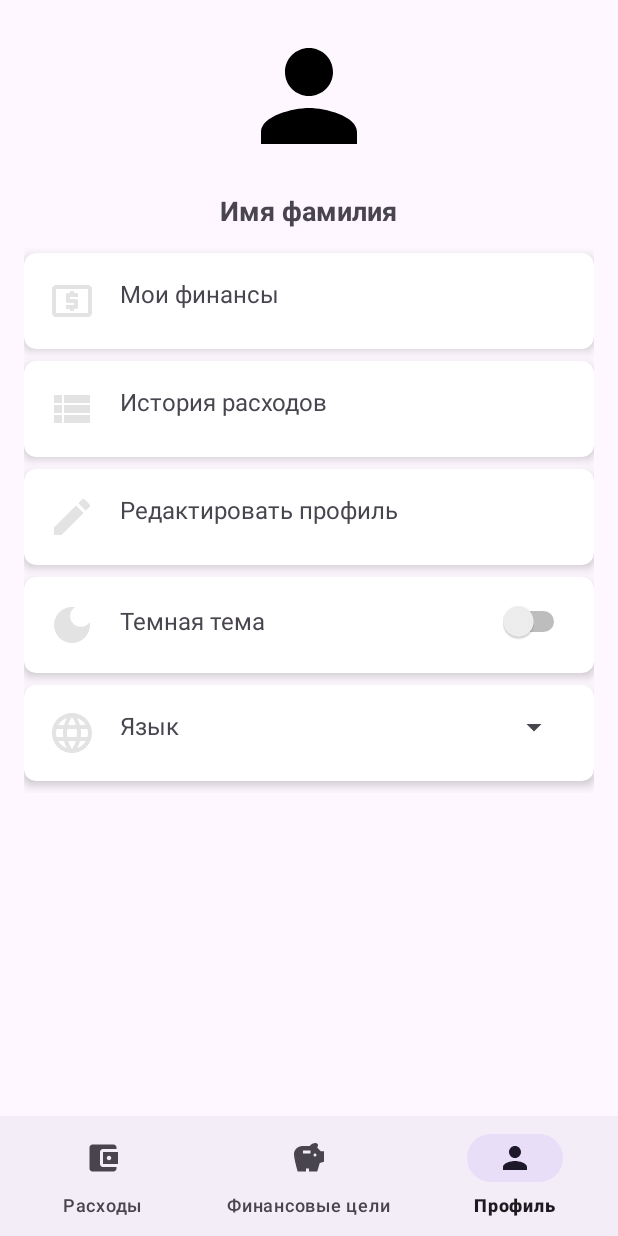
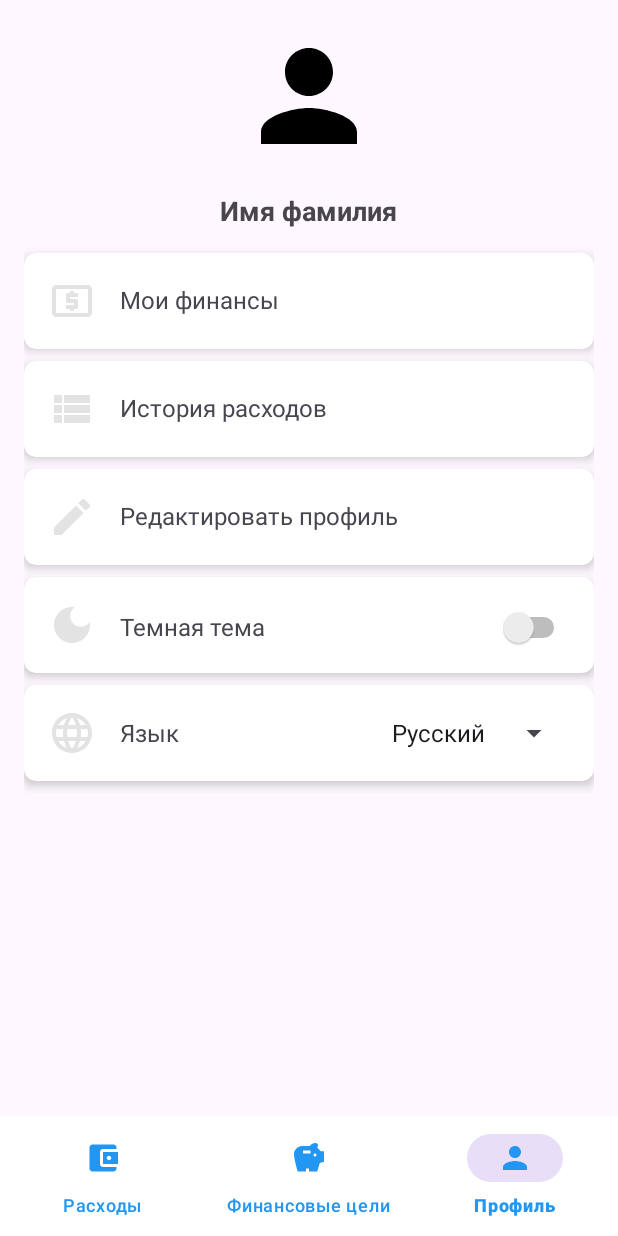
Before and after one commit to AliyaKad/t-bank, an Android app built with Jetpack Compose: the ProfileFragment screen opened through its navigation route, on a phone screen of 412 x 824 dp. Run offline under Robolectric (Android 15) with nearby library versions, the phone set to English and light mode, and no system bars; our stand-ins replace Dagger/Hilt's generated code, navigation-ui; network calls fail.

Commit message:
сделано изменение языка и темы

```diff
--- a/app/src/main/java/com/example/t_bank/presentation/ui/ProfileFragment.kt
+++ b/app/src/main/java/com/example/t_bank/presentation/ui/ProfileFragment.kt
@@ -5,10 +5,13 @@ import android.os.Bundle
 import android.view.LayoutInflater
 import android.view.View
 import android.view.ViewGroup
+import android.widget.AdapterView
+import android.widget.ArrayAdapter
 import androidx.fragment.app.Fragment
 import androidx.navigation.fragment.findNavController
 import com.example.t_bank.R
 import com.example.t_bank.databinding.FragmentProfileBinding
+import java.util.Locale
 
 class ProfileFragment : Fragment() {
 
@@ -28,7 +31,9 @@ class ProfileFragment : Fragment() {
         val isDarkTheme = loadTheme()
         binding.switchDarkTheme.isChecked = isDarkTheme
 
+        setAppLocale(getCurrentLanguage())
         setupClickListeners()
+        setupLanguageSpinner()
     }
 
     override fun onDestroyView() {
@@ -73,4 +78,51 @@ class ProfileFragment : Fragment() {
         saveTheme(themeResId == R.style.Theme_Tbank_Dark)
         activity?.recreate()
     }
+
+    private fun setAppLocale(language: String) {
+        val locale = Locale(language)
+        Locale.setDefault(locale)
+        val config = resources.configuration
+        config.setLocale(locale)
+        resources.updateConfiguration(config, resources.displayMetrics)
+    }
+
+    private fun saveLanguage(lang: String) {
+        val sharedPreferences = requireActivity().getSharedPreferences("app_preferences", Context.MODE_PRIVATE)
+        sharedPreferences.edit().putString("app_language", lang).apply()
+    }
+
+    private fun getCurrentLanguage(): String {
+        val sharedPreferences = requireActivity().getSharedPreferences("app_preferences", Context.MODE_PRIVATE)
+        return sharedPreferences.getString("app_language", "ru")!!
+    }
+
+    private fun setupLanguageSpinner() {
+        val languages = listOf(getString(R.string.russian), getString(R.string.english))
+        val adapter = ArrayAdapter(requireContext(), android.R.layout.simple_spinner_item, languages).apply {
+            setDropDownViewResource(android.R.layout.simple_spinner_dropdown_item)
+        }
+
+        binding.spinnerLanguage.adapter = adapter
+        val currentLang = getCurrentLanguage()
+        val position = when (currentLang) {
+            "ru" -> 0
+            "en" -> 1
+            else -> 0
+        }
+        binding.spinnerLanguage.setSelection(position)
+
+        binding.spinnerLanguage.onItemSelectedListener = object : AdapterView.OnItemSelectedListener {
+            override fun onItemSelected(parent: AdapterView<*>, view: View?, position: Int, id: Long) {
+                val selectedLang = if (position == 0) "ru" else "en"
+                if (selectedLang != currentLang) {
+                    saveLanguage(selectedLang)
+                    setAppLocale(selectedLang)
+                    requireActivity().recreate()
+                }
+            }
+
+            override fun onNothingSelected(parent: AdapterView<*>) {}
+        }
+    }
 }
--- a/app/src/main/res/layout/activity_main.xml
+++ b/app/src/main/res/layout/activity_main.xml
@@ -21,6 +21,9 @@
         android:layout_width="0dp"
         android:layout_height="wrap_content"
         app:menu="@menu/bottom_nav_menu"
+        android:background="?attr/bottomNavBackground"
+        app:itemIconTint="?attr/bottomNavSelectedItem"
+        app:itemTextColor="?attr/bottomNavUnselectedItem"
         app:layout_constraintBottom_toBottomOf="parent"
         app:layout_constraintStart_toStartOf="parent"
         app:layout_constraintEnd_toEndOf="parent" />
--- a/app/src/main/res/layout/fragment_profile.xml
+++ b/app/src/main/res/layout/fragment_profile.xml
@@ -38,6 +38,7 @@
 
             <androidx.cardview.widget.CardView
                 android:id="@+id/cardMyFinancials"
+                app:cardBackgroundColor="?attr/listItemBackground"
                 android:layout_width="match_parent"
                 android:layout_height="wrap_content"
                 android:layout_marginBottom="8dp"
@@ -57,6 +58,7 @@
 
                     <TextView
                         android:layout_width="0dp"
+                        android:layout_marginTop="4dp"
                         android:layout_height="wrap_content"
                         android:layout_marginStart="16dp"
                         android:layout_weight="1"
@@ -67,6 +69,7 @@
 
             <androidx.cardview.widget.CardView
                 android:id="@+id/cardSpendingHistory"
+                app:cardBackgroundColor="?attr/listItemBackground"
                 android:layout_width="match_parent"
                 android:layout_height="wrap_content"
                 android:layout_marginBottom="8dp"
@@ -88,6 +91,8 @@
                         android:layout_width="0dp"
                         android:layout_height="wrap_content"
                         android:layout_marginStart="16dp"
+                        android:layout_marginTop="4dp"
+
                         android:layout_weight="1"
                         android:text="@string/spending_history"
                         android:textSize="16sp" />
@@ -96,6 +101,7 @@
 
             <androidx.cardview.widget.CardView
                 android:id="@+id/cardChangeProfile"
+                app:cardBackgroundColor="?attr/listItemBackground"
                 android:layout_width="match_parent"
                 android:layout_height="wrap_content"
                 android:layout_marginBottom="8dp"
@@ -117,6 +123,7 @@
                         android:layout_width="0dp"
                         android:layout_height="wrap_content"
                         android:layout_marginStart="16dp"
+                        android:layout_marginTop="4dp"
                         android:layout_weight="1"
                         android:text="@string/change_profile"
                         android:textSize="16sp" />
@@ -125,6 +132,7 @@
 
             <androidx.cardview.widget.CardView
                 android:layout_width="match_parent"
+                app:cardBackgroundColor="?attr/listItemBackground"
                 android:layout_height="wrap_content"
                 android:layout_marginBottom="8dp"
                 app:cardCornerRadius="8dp"
@@ -144,6 +152,7 @@
                     <TextView
                         android:layout_width="0dp"
                         android:layout_height="wrap_content"
+                        android:layout_marginTop="4dp"
                         android:layout_marginStart="16dp"
                         android:layout_weight="1"
                         android:text="@string/dark_theme"
@@ -152,12 +161,14 @@
                     <Switch
                         android:id="@+id/switchDarkTheme"
                         android:layout_width="wrap_content"
-                        android:layout_height="wrap_content" />
+                        android:layout_height="wrap_content"
+                        android:layout_marginTop="4dp"/>
                 </LinearLayout>
             </androidx.cardview.widget.CardView>
 
             <androidx.cardview.widget.CardView
                 android:layout_width="match_parent"
+                app:cardBackgroundColor="?attr/listItemBackground"
                 android:layout_height="wrap_content"
                 android:layout_marginBottom="8dp"
                 app:cardCornerRadius="8dp"
@@ -177,12 +188,15 @@
                     <TextView
                         android:layout_width="0dp"
                         android:layout_height="wrap_content"
+                        android:layout_marginTop="4dp"
                         android:layout_marginStart="16dp"
                         android:layout_weight="1"
                         android:text="@string/language"
                         android:textSize="16sp" />
 
                     <Spinner
+                        android:id="@+id/spinnerLanguage"
+                        android:layout_marginTop="4dp"
                         android:layout_width="wrap_content"
                         android:layout_height="wrap_content" />
                 </LinearLayout>
--- a/app/src/main/res/layout/item_category.xml
+++ b/app/src/main/res/layout/item_category.xml
@@ -3,6 +3,7 @@
     android:layout_width="match_parent"
     android:layout_height="wrap_content"
     android:layout_margin="4dp"
+    android:background="?attr/listItemBackground"
     app:cardCornerRadius="16dp"
     app:cardElevation="4dp">
 
--- a/app/src/main/res/layout/item_distribution_category.xml
+++ b/app/src/main/res/layout/item_distribution_category.xml
@@ -8,6 +8,7 @@
     android:layout_marginStart="8dp"
     android:layout_marginEnd="8dp"
     android:layout_marginTop="4dp"
+    android:background="?attr/listItemBackground"
     android:layout_marginBottom="4dp">
 
     <androidx.constraintlayout.widget.ConstraintLayout
--- a/app/src/main/res/layout/item_expense.xml
+++ b/app/src/main/res/layout/item_expense.xml
@@ -4,6 +4,7 @@
     android:layout_width="match_parent"
     android:layout_height="wrap_content"
     android:layout_margin="8dp"
+    app:cardBackgroundColor="?attr/listItemBackground"
     app:cardCornerRadius="8dp"
     app:cardElevation="4dp">
 
--- a/app/src/main/res/layout/item_goal.xml
+++ b/app/src/main/res/layout/item_goal.xml
@@ -5,6 +5,7 @@
     android:layout_height="wrap_content"
     android:layout_margin="8dp"
     app:cardCornerRadius="8dp"
+    android:background="?attr/listItemBackground"
     app:cardElevation="4dp">
 
     <androidx.constraintlayout.widget.ConstraintLayout
--- a/app/src/main/res/menu/bottom_nav_menu.xml
+++ b/app/src/main/res/menu/bottom_nav_menu.xml
@@ -3,13 +3,13 @@
     <item
         android:id="@+id/expensesFragment"
         android:icon="@drawable/ic_expenses"
-        android:title="Расходы" />
+        android:title="@string/expenses" />
     <item
         android:id="@+id/financialGoalsFragment"
         android:icon="@drawable/ic_goals"
-        android:title="Финансовые цели" />
+        android:title="@string/goals" />
     <item
         android:id="@+id/profileFragment"
         android:icon="@drawable/ic_profile"
-        android:title="Профиль" />
+        android:title="@string/profile" />
 </menu>
--- a/app/src/main/res/values/colors.xml
+++ b/app/src/main/res/values/colors.xml
@@ -13,4 +13,5 @@
     <color name="purple">#9C27B0</color>
     <color name="brown">#795548</color>
     <color name="dark_gray">#424242</color>
+    <color name="darkest_gray">#2D2B31</color>
 </resources>
--- a/app/src/main/res/values/strings.xml
+++ b/app/src/main/res/values/strings.xml
@@ -32,6 +32,7 @@
     <string name="did_not_receive_code">Еще не получили код?</string>
     <string name="Do_you_want_delete_goal">Удалить цель?</string>
     <string name="edit_goal_title">Измените цель</string>
+    <string name="english">English</string>
     <string name="end_date_format">Окончание: %s</string>
     <string name="enter_amount">Введите сумму</string>
     <string name="enter_category_name">Введите название категории</string>
@@ -40,12 +41,14 @@
     <string name="error_empty_old_password">Введите старый пароль</string>
     <string name="error_empty_phone">Введите номер телефона</string>
     <string name="error_invalid_phone">Некорректный номер телефона</string>
+    <string name="expenses">Расходы</string>
     <string name="failed_to_create_goal">Не удалось создать цель: %1$s</string>
     <string name="failed_to_update_goal">Не удалось изменить цель</string>
     <string name="fill_all_fields">Заполните все поля</string>
     <string name="forgot_password">Забыли пароль?</string>
     <string name="forgot_password_subtitle">Введите свой номер телефона, чтобы сбросить пароль</string>
     <string name="get_code_button">Получить код</string>
+    <string name="goals">Финансовые цели</string>
     <string name="goal_achieved">Цель достигнута!</string>
     <string name="goal_created_successfully">Цель успешно сохранена!</string>
     <string name="goal_name">Название цели</string>
@@ -74,12 +77,14 @@
     <string name="pie_chart_center_text">%1$s\n%2$f ₽</string>
     <string name="please_fill_all_fields_correctly">Пожалуйста, заполните поля корректно</string>
     <string name="products">Продукты</string>
+    <string name="profile">Профиль</string>
     <string name="registration_title">Регистрация</string>
     <string name="register_button">Зарегистрироваться</string>
     <string name="remaining_amount_format">%d ₽ осталось</string>
     <string name="reset_password_subtitle">Создайте новый пароль. Убедитесь, что он отличается от предыдущих в целях безопасности</string>
     <string name="reset_password_title">Придумайте новый пароль</string>
     <string name="resend_code">Отправить код повторно</string>
+    <string name="russian">Русский</string>
     <string name="set_password_title">Придумайте новый пароль</string>
     <string name="sms_verification_subtitle">Мы отправили СМС с кодом на номер +7 (XXX) XXX-XX-XX. Введите 5-значный код, указанный в СМС.</string>
     <string name="spent_amount_format">%d ₽ потрачено</string>
--- a/app/src/main/res/values/themes.xml
+++ b/app/src/main/res/values/themes.xml
@@ -7,15 +7,23 @@
         <item name="colorOnSecondary">@color/black</item>
         <item name="materialButtonStyle">@style/YellowButtonStyle</item>
         <item name="textInputStyle">@style/CustomTextInputLayout</item>
+        <item name="bottomNavBackground">@android:color/white</item>
+        <item name="bottomNavSelectedItem">@color/light_blue</item>
+        <item name="bottomNavUnselectedItem">@color/light_blue</item>
+        <item name="listItemBackground">@color/white</item>
     </style>
 
     <style name="Theme.Tbank.Dark" parent="Theme.Material3.Dark.NoActionBar">
         <item name="colorPrimary">@color/light_blue</item>
         <item name="colorPrimaryVariant">@color/blue</item>
         <item name="colorOnPrimary">@color/white</item>
-        <item name="colorSecondary">@color/yellow</item>
+        <item name="colorSecondary">@color/light_blue</item>
         <item name="colorOnSecondary">@color/black</item>
         <item name="materialButtonStyle">@style/YellowButtonStyle</item>
         <item name="textInputStyle">@style/CustomTextInputLayout</item>
+        <item name="bottomNavBackground">@color/darkest_gray</item>
+        <item name="bottomNavSelectedItem">@color/light_blue</item>
+        <item name="bottomNavUnselectedItem">@color/light_blue</item>
+        <item name="listItemBackground">@color/darkest_gray</item>
     </style>
 </resources>
```
Also changed, not shown: app/src/main/res/layout/item_transaction.xml (added, +43 -0 lines), app/src/main/res/values/attrs.xml (added, +9 -0 lines), 1 other file.
